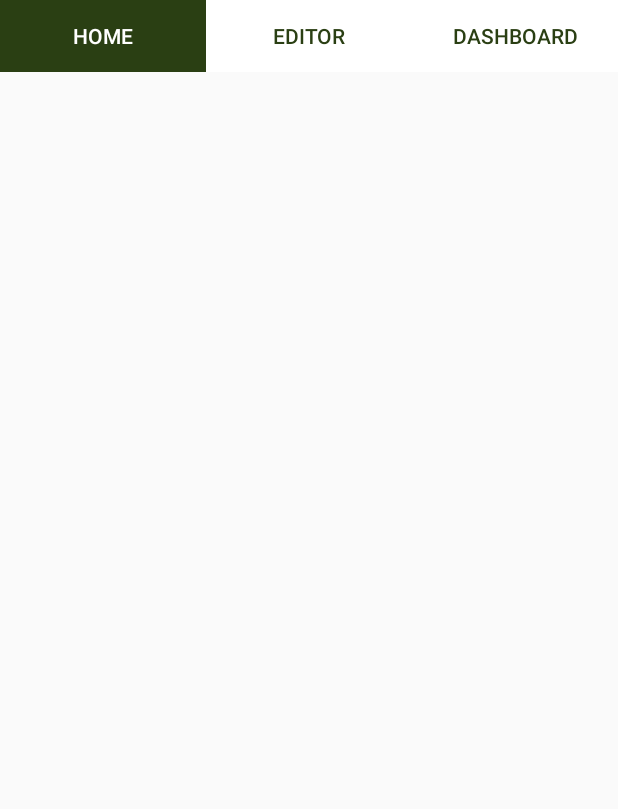
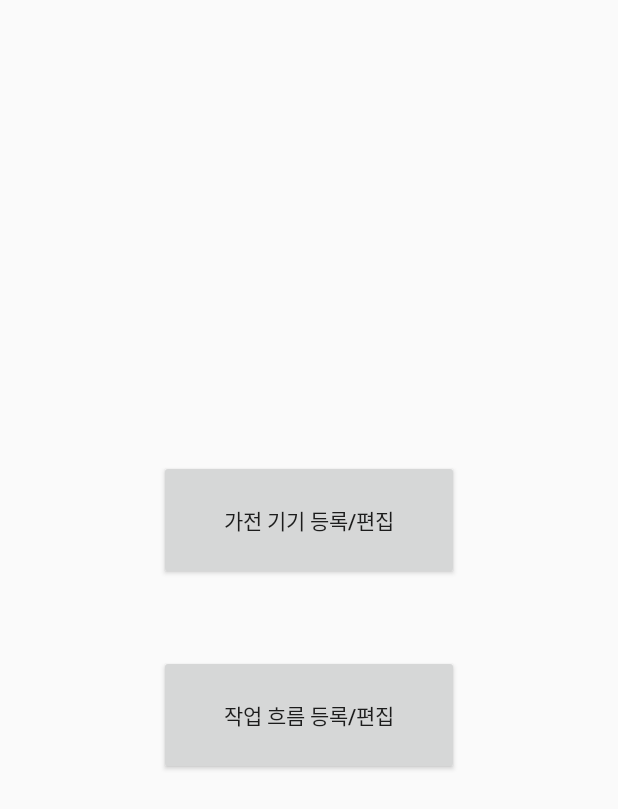
Before and after one commit to flow-er/homeflow, an Android app: the layout activity_main.xml on its own in the app's theme, with its tools: preview values and no code run, on a phone screen of 412 x 824 dp. Shown: the top 809 px of the screen. Run offline under Robolectric (Android 15) with nearby library versions, the phone set to English and light mode, and no system bars.

Commit message:
modify tab layout and implement buttons of editor tab

```diff
--- a/src/app_android/Homeflow/app/src/main/res/layout/activity_main.xml
+++ b/src/app_android/Homeflow/app/src/main/res/layout/activity_main.xml
@@ -1,34 +1,58 @@
 <LinearLayout xmlns:android="http://schemas.android.com/apk/res/android"
-                xmlns:tools="http://schemas.android.com/tools"
-                android:layout_width="match_parent"
-                android:layout_height="wrap_content"
-                android:orientation="horizontal">
+              android:orientation="vertical"
+              android:layout_width="fill_parent"
+              android:layout_height="fill_parent">
 
-    <Button
-            android:id="@+id/home"
-            android:layout_width="match_parent"
-            android:layout_height="wrap_content"
-            android:layout_weight="1"
-            android:text="Home"
-            android:textColor="#FFFFFFFF"
-            android:background="#FF2A3F13"/>
+    <TabHost android:id="@+id/tab_host"
+             android:layout_width="fill_parent"
+             android:layout_height="fill_parent">
 
-    <Button
-            android:id="@+id/editor"
-            android:layout_width="match_parent"
-            android:layout_height="wrap_content"
-            android:layout_weight="1"
-            android:text="Editor"
-            android:textColor="#FF2A3F13"
-            android:background="#FFFFFFFF"/>
+        <TabWidget android:id="@android:id/tabs"
+                   android:layout_gravity="top"
+                   android:layout_width="fill_parent"
+                   android:layout_height="wrap_content"/>
 
-    <Button
-            android:id="@+id/dashboard"
-            android:layout_width="match_parent"
-            android:layout_height="wrap_content"
-            android:layout_weight="1"
-            android:text="Dashboard"
-            android:textColor="#FF2A3F13"
-            android:background="#FFFFFFFF"/>
+        <FrameLayout android:id="@android:id/tabcontent"
+                     android:layout_width="fill_parent"
+                     android:layout_height="match_parent">
+
+            <LinearLayout android:id="@+id/tab_view1"
+                          android:orientation="vertical"
+                          android:layout_width="fill_parent"
+                          android:layout_height="fill_parent">
+
+            </LinearLayout>
+
+            <LinearLayout android:id="@+id/tab_view2"
+                          android:orientation="vertical"
+                          android:layout_width="fill_parent"
+                          android:layout_height="fill_parent"
+                          android:gravity="center">
+
+                <Button
+                        android:id="@+id/button1"
+                        android:layout_width="200dp"
+                        android:layout_height="80dp"
+                        android:text="가전 기기 등록/편집"/>
+
+                <Button
+                        android:id="@+id/button2"
+                        android:layout_width="200dp"
+                        android:layout_height="80dp"
+                        android:text="작업 흐름 등록/편집"
+                        android:layout_marginTop="50dp"/>
+
+            </LinearLayout>
+
+            <LinearLayout android:id="@+id/tab_view3"
+                          android:orientation="vertical"
+                          android:layout_width="fill_parent"
+                          android:layout_height="fill_parent">
+
+            </LinearLayout>
+
+        </FrameLayout>
+
+    </TabHost>
 
 </LinearLayout>
--- a/src/app_android/Homeflow/app/src/main/res/values/strings.xml
+++ b/src/app_android/Homeflow/app/src/main/res/values/strings.xml
@@ -1,5 +1,5 @@
 <resources>
-    <string name="app_name">tab_layout</string>
+    <string name="app_name">HomeFlow</string>
 
     <string name="hello_world">Hello world!</string>
     <string name="action_settings">Settings</string>
```
Also changed, not shown: src/app_android/Homeflow/app/src/main/java/com/example/cjs/tab_layout/MainActivity.java (deleted, +0 -76 lines), src/app_android/Homeflow/app/src/main/java/kookmin/cs/flower/homeflow/MainActivity.java (added, +41 -0 lines).
